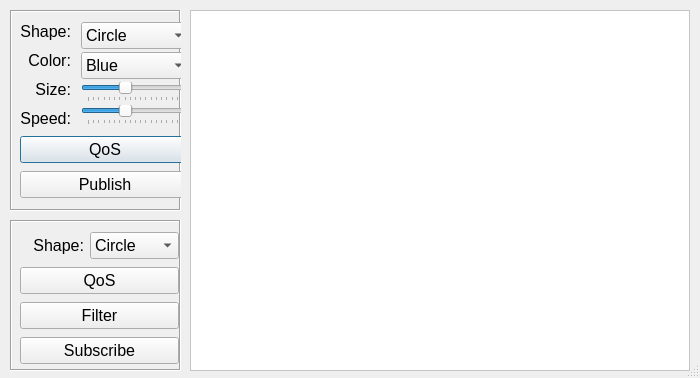
First picture: the form in demo/ishapes/macos/iShapesFormWide.ui, repository nevion/simd-cxx-old, before the edit.
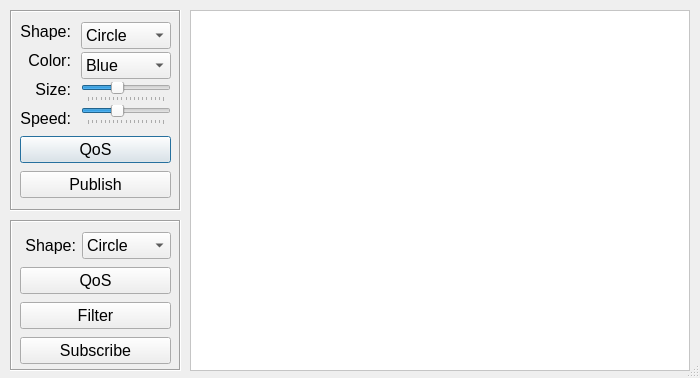
Second picture: the form after the edit.

```diff
--- a/demo/ishapes/macos/iShapesFormWide.ui
+++ b/demo/ishapes/macos/iShapesFormWide.ui
@@ -72,7 +72,7 @@
      <rect>
       <x>10</x>
       <y>10</y>
-      <width>170</width>
+      <width>151</width>
       <height>181</height>
      </rect>
     </property>
@@ -420,7 +420,7 @@
      <rect>
       <x>10</x>
       <y>10</y>
-      <width>159</width>
+      <width>151</width>
       <height>137</height>
      </rect>
     </property>
```
Left out of the diff: 2 changed lines with no effect on the pictures.
